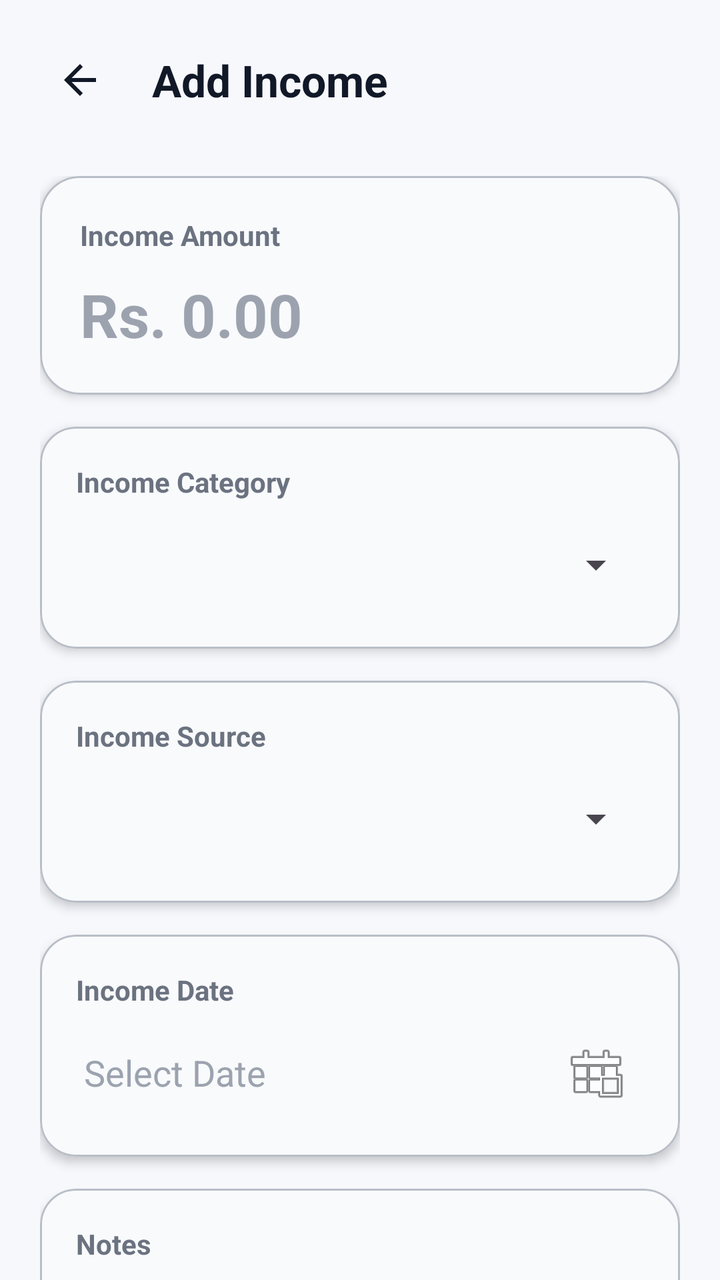
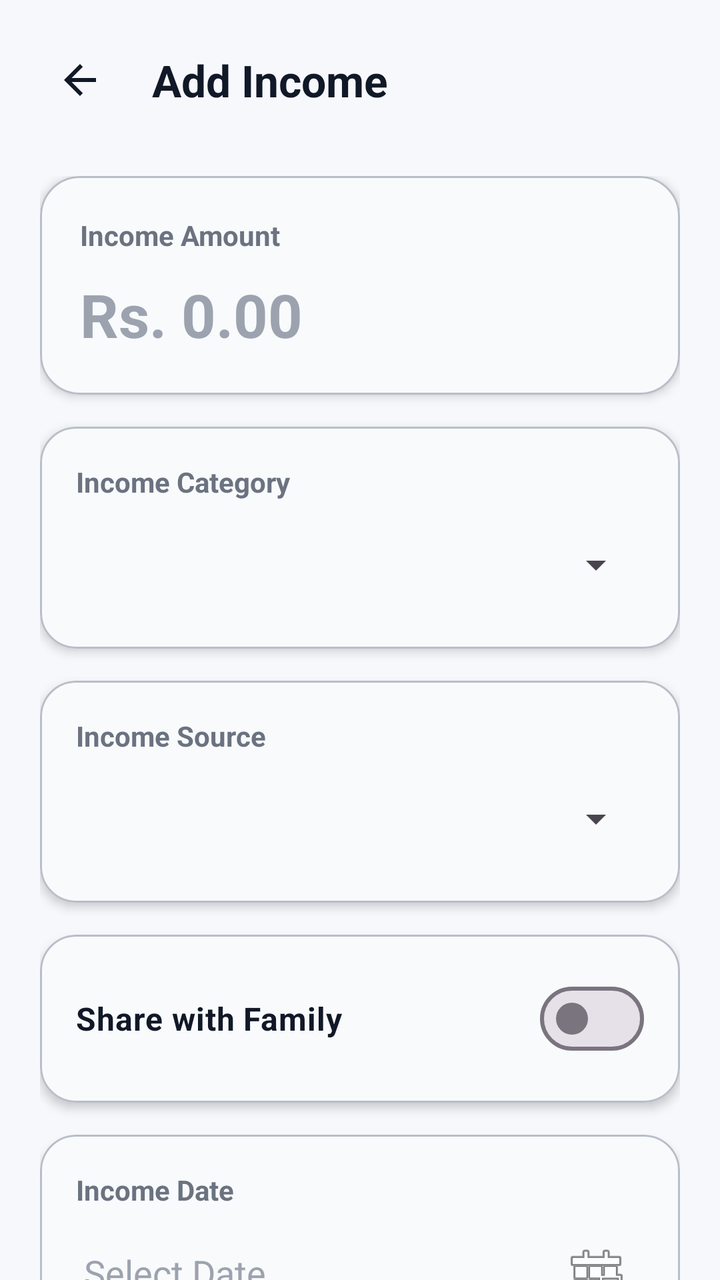

Two renders of the same Android screen: before a commit and after it. Below are the layout's source before the change and the commit's diff.
<!-- AndroidManifest.xml: application theme Theme.AIExpenseManagementApplication -->
<!-- res/layout/activity_add_income.xml -->
<?xml version="1.0" encoding="utf-8"?>
<androidx.constraintlayout.widget.ConstraintLayout
    xmlns:android="http://schemas.android.com/apk/res/android"
    xmlns:app="http://schemas.android.com/apk/res-auto"
    android:layout_width="match_parent"
    android:layout_height="match_parent"
    android:background="#F7F8FC">

    

    <LinearLayout
        android:id="@+id/headerLayout"
        android:layout_width="0dp"
        android:layout_height="wrap_content"
        android:gravity="center_vertical"
        android:orientation="horizontal"
        android:padding="20dp"
        app:layout_constraintEnd_toEndOf="parent"
        app:layout_constraintStart_toStartOf="parent"
        app:layout_constraintTop_toTopOf="parent">

        <ImageButton
            android:id="@+id/btnBack"
            android:layout_width="40dp"
            android:layout_height="40dp"
            android:background="@android:color/transparent"
            android:contentDescription="Back"
            android:src="@drawable/ic_back_arrow"
            app:tint="#111827" />

        <TextView
            android:layout_width="wrap_content"
            android:layout_height="wrap_content"
            android:layout_marginStart="16dp"
            android:text="Add Income"
            android:textColor="#111827"
            android:textSize="22sp"
            android:textStyle="bold" />

    </LinearLayout>

    <ScrollView
        android:layout_width="0dp"
        android:layout_height="0dp"
        android:fillViewport="true"
        android:scrollbars="none"
        app:layout_constraintBottom_toBottomOf="parent"
        app:layout_constraintEnd_toEndOf="parent"
        app:layout_constraintStart_toStartOf="parent"
        app:layout_constraintTop_toBottomOf="@id/headerLayout">

        <LinearLayout
            android:layout_width="match_parent"
            android:layout_height="wrap_content"
            android:orientation="vertical"
            android:paddingStart="20dp"
            android:paddingTop="8dp"
            android:paddingEnd="20dp"
            android:paddingBottom="28dp">

            

            <com.google.android.material.card.MaterialCardView
                android:layout_width="match_parent"
                android:layout_height="wrap_content"
                android:layout_marginBottom="16dp"
                app:cardBackgroundColor="#F8FAFC"
                app:cardCornerRadius="20dp"
                app:cardElevation="3dp"
                app:strokeColor="#B8BEC7"
                app:strokeWidth="1dp">

                <LinearLayout
                    android:layout_width="match_parent"
                    android:layout_height="wrap_content"
                    android:orientation="vertical"
                    android:padding="20dp">

                    <TextView
                        android:layout_width="wrap_content"
                        android:layout_height="wrap_content"
                        android:text="Income Amount"
                        android:textColor="#6B7280"
                        android:textSize="14sp"
                        android:textStyle="bold" />

                    <EditText
                        android:id="@+id/etIncomeAmount"
                        android:layout_width="match_parent"
                        android:layout_height="wrap_content"
                        android:layout_marginTop="10dp"
                        android:background="@android:color/transparent"
                        android:hint="Rs. 0.00"
                        android:imeOptions="actionNext"
                        android:inputType="numberDecimal"
                        android:maxLines="1"
                        android:textColor="#111827"
                        android:textColorHint="#9CA3AF"
                        android:textSize="30sp"
                        android:textStyle="bold" />

                </LinearLayout>

            </com.google.android.material.card.MaterialCardView>

            

            <com.google.android.material.card.MaterialCardView
                android:layout_width="match_parent"
                android:layout_height="wrap_content"
                android:layout_marginBottom="16dp"
                app:cardBackgroundColor="#F8FAFC"
                app:cardCornerRadius="18dp"
                app:cardElevation="3dp"
                app:strokeColor="#B8BEC7"
                app:strokeWidth="1dp">

                <LinearLayout
                    android:layout_width="match_parent"
                    android:layout_height="wrap_content"
                    android:orientation="vertical"
                    android:padding="18dp">

                    <TextView
                        android:layout_width="wrap_content"
                        android:layout_height="wrap_content"
                        android:text="Income Category"
                        android:textColor="#6B7280"
                        android:textSize="14sp"
                        android:textStyle="bold" />

                    <Spinner
                        android:id="@+id/spIncomeCategory"
                        android:layout_width="match_parent"
                        android:layout_height="48dp"
                        android:layout_marginTop="8dp"
                        android:spinnerMode="dropdown" />

                </LinearLayout>

            </com.google.android.material.card.MaterialCardView>

            

            <com.google.android.material.card.MaterialCardView
                android:layout_width="match_parent"
                android:layout_height="wrap_content"
                android:layout_marginBottom="16dp"
                app:cardBackgroundColor="#F8FAFC"
                app:cardCornerRadius="18dp"
                app:cardElevation="3dp"
                app:strokeColor="#B8BEC7"
                app:strokeWidth="1dp">

                <LinearLayout
                    android:layout_width="match_parent"
                    android:layout_height="wrap_content"
                    android:orientation="vertical"
                    android:padding="18dp">

                    <TextView
                        android:layout_width="wrap_content"
                        android:layout_height="wrap_content"
                        android:text="Income Source"
                        android:textColor="#6B7280"
                        android:textSize="14sp"
                        android:textStyle="bold" />

                    <Spinner
                        android:id="@+id/spIncomeSource"
                        android:layout_width="match_parent"
                        android:layout_height="48dp"
                        android:layout_marginTop="8dp"
                        android:spinnerMode="dropdown" />

                </LinearLayout>

            </com.google.android.material.card.MaterialCardView>

            

            <com.google.android.material.card.MaterialCardView
                android:layout_width="match_parent"
                android:layout_height="wrap_content"
                android:layout_marginBottom="16dp"
                app:cardBackgroundColor="#F8FAFC"
                app:cardCornerRadius="18dp"
                app:cardElevation="3dp"
                app:strokeColor="#B8BEC7"
                app:strokeWidth="1dp">

                <LinearLayout
                    android:layout_width="match_parent"
                    android:layout_height="wrap_content"
                    android:orientation="vertical"
                    android:padding="18dp">

                    <TextView
                        android:layout_width="wrap_content"
                        android:layout_height="wrap_content"
                        android:text="Income Date"
                        android:textColor="#6B7280"
                        android:textSize="14sp"
                        android:textStyle="bold" />

                    <EditText
                        android:id="@+id/etIncomeDate"
                        android:layout_width="match_parent"
                        android:layout_height="48dp"
                        android:layout_marginTop="8dp"
                        android:background="@android:color/transparent"
                        android:clickable="true"
                        android:cursorVisible="false"
                        android:drawableEnd="@android:drawable/ic_menu_today"
                        android:focusable="false"
                        android:hint="Select Date"
                        android:paddingStart="4dp"
                        android:paddingEnd="8dp"
                        android:textColor="#111827"
                        android:textColorHint="#9CA3AF" />

                </LinearLayout>

            </com.google.android.material.card.MaterialCardView>

            

            <com.google.android.material.card.MaterialCardView
                android:layout_width="match_parent"
                android:layout_height="wrap_content"
                android:layout_marginBottom="24dp"
                app:cardBackgroundColor="#F8FAFC"
                app:cardCornerRadius="18dp"
                app:cardElevation="3dp"
                app:strokeColor="#B8BEC7"
                app:strokeWidth="1dp">

                <LinearLayout
                    android:layout_width="match_parent"
                    android:layout_height="wrap_content"
                    android:orientation="vertical"
                    android:padding="18dp">

                    <TextView
                        android:layout_width="wrap_content"
                        android:layout_height="wrap_content"
                        android:text="Notes"
                        android:textColor="#6B7280"
                        android:textSize="14sp"
                        android:textStyle="bold" />

                    <EditText
                        android:id="@+id/etIncomeNotes"
                        android:layout_width="match_parent"
                        android:layout_height="100dp"
                        android:layout_marginTop="8dp"
                        android:background="@android:color/transparent"
                        android:gravity="top|start"
                        android:hint="Enter income notes..."
                        android:inputType="textMultiLine"
                        android:padding="4dp"
                        android:textColor="#111827"
                        android:textColorHint="#9CA3AF" />

                </LinearLayout>

            </com.google.android.material.card.MaterialCardView>

            

            <com.google.android.material.button.MaterialButton
                android:id="@+id/btnSaveIncome"
                android:layout_width="match_parent"
                android:layout_height="56dp"
                android:text="Save Income"
                android:textAllCaps="false"
                android:textColor="#FFFFFF"
                android:textSize="16sp"
                android:textStyle="bold"
                app:backgroundTint="#22C55E"
                app:cornerRadius="16dp" />

        </LinearLayout>

    </ScrollView>

</androidx.constraintlayout.widget.ConstraintLayout>
<!-- resources referenced by this layout -->
<resources>
  <!-- drawable ic_back_arrow (drawable) -->
  <vector xmlns:android="http://schemas.android.com/apk/res/android"
      android:width="24dp"
      android:height="24dp"
      android:viewportWidth="24"
      android:viewportHeight="24">
  
      <path
          android:fillColor="#111827"
          android:pathData="M20,11H7.83l5.59,-5.59L12,4l-8,8 8,8 1.41,-1.41L7.83,13H20v-2z" />
  
  </vector>
  <style name="Theme.AIExpenseManagementApplication" parent="Base.Theme.AIExpenseManagementApplication" />
  <style name="Base.Theme.AIExpenseManagementApplication" parent="Theme.Material3.DayNight.NoActionBar">
          
          
      </style>
</resources>

<!-- the commit's change to res/layout/activity_add_income.xml (unified diff, before → after) -->
@@ -172,6 +172,62 @@
                         android:layout_height="48dp"
                         android:layout_marginTop="8dp"
                         android:spinnerMode="dropdown" />
+
+                </LinearLayout>
+
+            </com.google.android.material.card.MaterialCardView>
+            
+
+            <com.google.android.material.card.MaterialCardView
+                android:layout_width="match_parent"
+                android:layout_height="wrap_content"
+                android:layout_marginBottom="16dp"
+                app:cardBackgroundColor="#F8FAFC"
+                app:cardCornerRadius="18dp"
+                app:cardElevation="3dp"
+                app:strokeColor="#B8BEC7"
+                app:strokeWidth="1dp">
+
+                <LinearLayout
+                    android:layout_width="match_parent"
+                    android:layout_height="wrap_content"
+                    android:orientation="vertical"
+                    android:padding="18dp">
+
+                    <com.google.android.material.materialswitch.MaterialSwitch
+                        android:id="@+id/switchShareFamily"
+                        android:layout_width="match_parent"
+                        android:layout_height="wrap_content"
+                        android:text="Share with Family"
+                        android:textColor="#111827"
+                        android:textSize="16sp"
+                        android:textStyle="bold"
+                        android:checked="false" />
+
+                    <LinearLayout
+                        android:id="@+id/layoutFamilySelection"
+                        android:layout_width="match_parent"
+                        android:layout_height="wrap_content"
+                        android:layout_marginTop="12dp"
+                        android:orientation="vertical"
+                        android:visibility="gone">
+
+                        <TextView
+                            android:layout_width="wrap_content"
+                            android:layout_height="wrap_content"
+                            android:text="Select Family"
+                            android:textColor="#6B7280"
+                            android:textSize="14sp"
+                            android:textStyle="bold" />
+
+                        <Spinner
+                            android:id="@+id/spFamily"
+                            android:layout_width="match_parent"
+                            android:layout_height="48dp"
+                            android:layout_marginTop="8dp"
+                            android:spinnerMode="dropdown" />
+
+                    </LinearLayout>
 
                 </LinearLayout>
 
